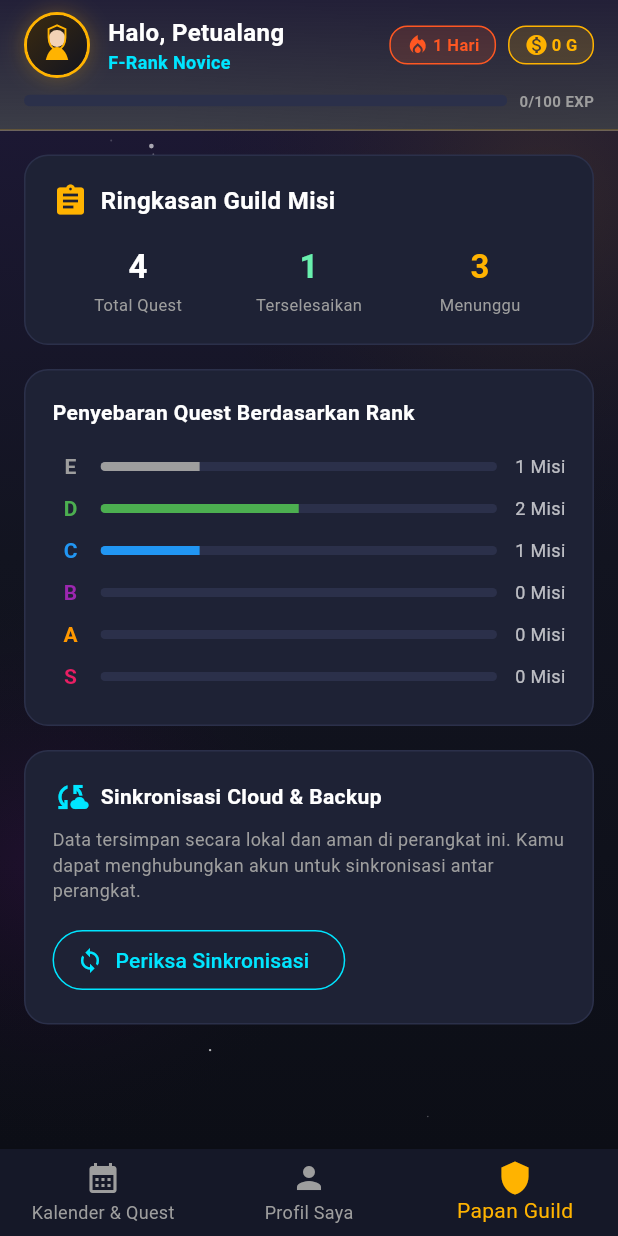
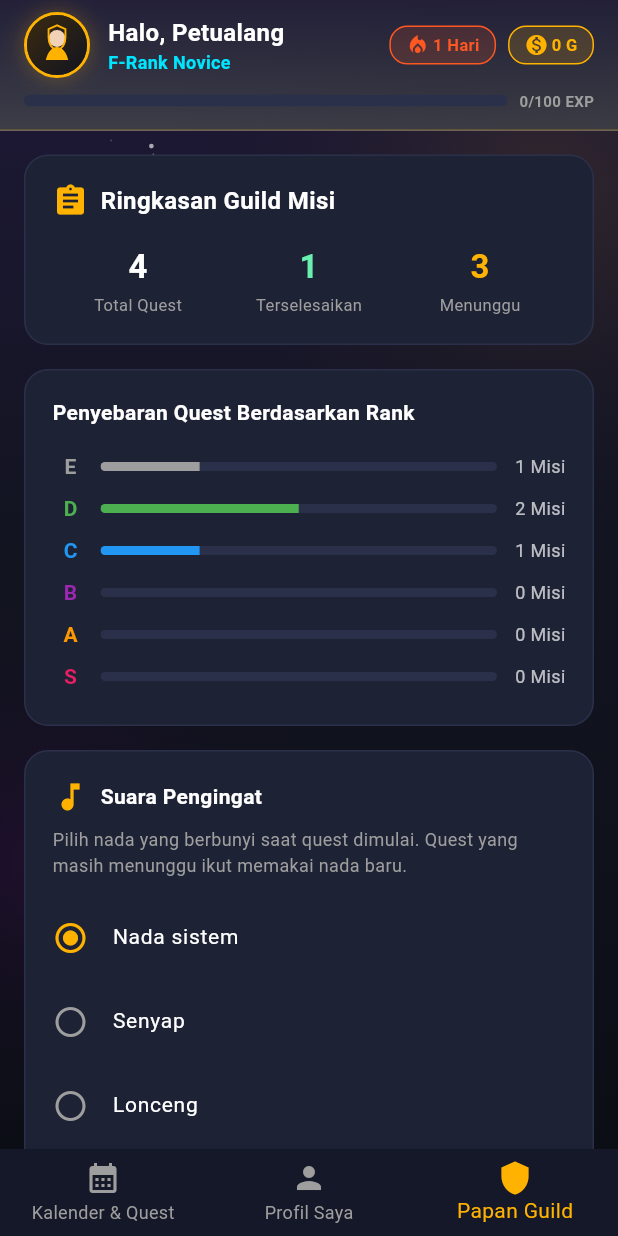
Before and after one commit to kimal404/kalender-projek-md3e, a Flutter app: the screen it shows after launch, item 3 of the bottom bar chosen, on a phone screen of 412 x 824 dp. Run offline on Flutter 3.47's test engine with Material 3 defaults, Android fonts, the phone set to English and light mode, and no system bars; our stand-ins replace flutter_local_notifications, flutter_svg, flutter_timezone, image_picker, shared_preferences, timezone.

Commit message:
Tambahkan pilihan suara pengingat quest yang bisa diatur pengguna.

```diff
--- a/lib/data/services/notification_service.dart
+++ b/lib/data/services/notification_service.dart
@@ -2,6 +2,7 @@ import 'package:flutter/foundation.dart';
 import 'package:flutter/services.dart';
 import 'package:flutter_local_notifications/flutter_local_notifications.dart';
 import 'package:flutter_timezone/flutter_timezone.dart';
+import 'package:quest_kalender/domain/models/notification_sound.dart';
 import 'package:quest_kalender/domain/models/quest_model.dart';
 import 'package:timezone/data/latest_all.dart' as tz;
 import 'package:timezone/timezone.dart' as tz;
@@ -12,10 +13,11 @@ class NotificationService {
 
   static final NotificationService instance = NotificationService._();
 
-  static const String channelId = 'quest_reminders';
   static const String channelName = 'Pengingat Quest';
   static const String channelDescription =
       'Notifikasi saat waktu mulai quest tiba';
+
+  String _soundId = 'default';
 
   final FlutterLocalNotificationsPlugin _plugin =
       FlutterLocalNotificationsPlugin();
@@ -46,6 +48,57 @@ class NotificationService {
     await _plugin.initialize(settings: settings);
     await _requestPermissions();
     _initialized = true;
+  }
+
+  void setSound(String soundId) {
+    _soundId = NotificationSounds.byId(soundId).id;
+  }
+
+  Future<void> previewCurrentSound() async {
+    if (!_initialized) return;
+    final sound = NotificationSounds.byId(_soundId);
+    if (sound.id == 'silent') return;
+
+    final details = _detailsFor(sound);
+    try {
+      await _plugin.show(
+        id: 91001,
+        title: 'Contoh suara quest',
+        body: sound.label,
+        notificationDetails: details,
+      );
+    } catch (error) {
+      debugPrint('Gagal memutar contoh suara: $error');
+    }
+  }
+
+  NotificationDetails _detailsFor(NotificationSoundOption sound) {
+    final AndroidNotificationSound? androidSound = sound.id == 'silent'
+        ? null
+        : sound.rawResource == null
+        ? null
+        : RawResourceAndroidNotificationSound(sound.rawResource!);
+
+    return NotificationDetails(
+      android: AndroidNotificationDetails(
+        NotificationSounds.channelIdFor(sound.id),
+        '$channelName · ${sound.label}',
+        channelDescription: channelDescription,
+        importance: Importance.high,
+        priority: Priority.high,
+        icon: '@mipmap/ic_launcher',
+        playSound: sound.id != 'silent',
+        sound: androidSound,
+      ),
+      iOS: DarwinNotificationDetails(
+        presentSound: sound.id != 'silent',
+        sound: sound.rawResource == null ? null : '${sound.rawResource}.wav',
+      ),
+      macOS: DarwinNotificationDetails(
+        presentSound: sound.id != 'silent',
+        sound: sound.rawResource == null ? null : '${sound.rawResource}.wav',
+      ),
+    );
   }
 
   Future<void> _requestPermissions() async {
@@ -96,18 +149,7 @@ class NotificationService {
         title: 'Quest dimulai: ${quest.title}',
         body: body,
         scheduledDate: when,
-        notificationDetails: const NotificationDetails(
-          android: AndroidNotificationDetails(
-            channelId,
-            channelName,
-            channelDescription: channelDescription,
-            importance: Importance.high,
-            priority: Priority.high,
-            icon: '@mipmap/ic_launcher',
-          ),
-          iOS: DarwinNotificationDetails(),
-          macOS: DarwinNotificationDetails(),
-        ),
+        notificationDetails: _detailsFor(NotificationSounds.byId(_soundId)),
         androidScheduleMode: AndroidScheduleMode.exactAllowWhileIdle,
         payload: quest.id,
       );
@@ -118,16 +160,7 @@ class NotificationService {
           title: 'Quest dimulai: ${quest.title}',
           body: body,
           scheduledDate: when,
-          notificationDetails: const NotificationDetails(
-            android: AndroidNotificationDetails(
-              channelId,
-              channelName,
-              channelDescription: channelDescription,
-              importance: Importance.high,
-              priority: Priority.high,
-              icon: '@mipmap/ic_launcher',
-            ),
-          ),
+          notificationDetails: _detailsFor(NotificationSounds.byId(_soundId)),
           androidScheduleMode: AndroidScheduleMode.inexactAllowWhileIdle,
           payload: quest.id,
         );
--- /dev/null
+++ b/lib/domain/models/notification_sound.dart
@@ -0,0 +1,46 @@
+/// Nada pengingat yang bisa dipilih pengguna.
+class NotificationSoundOption {
+  final String id;
+  final String label;
+
+  /// Nama file di `res/raw`, tanpa ekstensi. Kosong untuk nada sistem.
+  final String? rawResource;
+
+  const NotificationSoundOption({
+    required this.id,
+    required this.label,
+    this.rawResource,
+  });
+}
+
+class NotificationSounds {
+  static const List<NotificationSoundOption> options = [
+    NotificationSoundOption(id: 'default', label: 'Nada sistem'),
+    NotificationSoundOption(id: 'silent', label: 'Senyap'),
+    NotificationSoundOption(id: 'bell', label: 'Lonceng', rawResource: 'bell'),
+    NotificationSoundOption(
+      id: 'chime',
+      label: 'Lonceng angin',
+      rawResource: 'chime',
+    ),
+    NotificationSoundOption(
+      id: 'horn',
+      label: 'Terompet guild',
+      rawResource: 'horn',
+    ),
+    NotificationSoundOption(id: 'pulse', label: 'Denyut', rawResource: 'pulse'),
+  ];
+
+  static NotificationSoundOption byId(String? id) {
+    return options.firstWhere(
+      (sound) => sound.id == id,
+      orElse: () => options.first,
+    );
+  }
+
+  /// Channel Android mengunci suara saat pertama dibuat, jadi tiap nada punya channel sendiri.
+  static String channelIdFor(String soundId) {
+    final sound = byId(soundId);
+    return 'quest_reminders_${sound.id}';
+  }
+}
--- a/lib/domain/models/user_profile_model.dart
+++ b/lib/domain/models/user_profile_model.dart
@@ -18,6 +18,9 @@ class UserProfile {
   /// Path file foto yang dipilih pengguna di perangkat.
   final String? customAvatarPath;
 
+  /// ID suara pengingat. `default` memakai nada sistem.
+  final String notificationSoundId;
+
   const UserProfile({
     this.name = 'Petualang',
     this.title = 'F-Rank Novice',
@@ -33,6 +36,7 @@ class UserProfile {
     this.completedQuestsCount = 0,
     this.avatarId = 'guardian',
     this.customAvatarPath,
+    this.notificationSoundId = 'default',
   });
 
   int get maxExp => calculateMaxExp(level);
@@ -68,6 +72,7 @@ class UserProfile {
     String? avatarId,
     String? customAvatarPath,
     bool clearCustomAvatar = false,
+    String? notificationSoundId,
   }) {
     return UserProfile(
       name: name ?? this.name,
@@ -86,6 +91,7 @@ class UserProfile {
       customAvatarPath: clearCustomAvatar
           ? null
           : (customAvatarPath ?? this.customAvatarPath),
+      notificationSoundId: notificationSoundId ?? this.notificationSoundId,
     );
   }
 
@@ -105,6 +111,7 @@ class UserProfile {
       'completedQuestsCount': completedQuestsCount,
       'avatarId': avatarId,
       'customAvatarPath': customAvatarPath,
+      'notificationSoundId': notificationSoundId,
     };
   }
 
@@ -126,6 +133,7 @@ class UserProfile {
       completedQuestsCount: (map['completedQuestsCount'] as int?) ?? 0,
       avatarId: (map['avatarId'] as String?) ?? 'guardian',
       customAvatarPath: map['customAvatarPath'] as String?,
+      notificationSoundId: (map['notificationSoundId'] as String?) ?? 'default',
     );
   }
 }
--- a/lib/main.dart
+++ b/lib/main.dart
@@ -24,8 +24,10 @@ void main() async {
     characterViewModel: characterViewModel,
   );
 
-  // Muat data sebelum dashboard dibuka supaya tidak muncul layar kosong.
-  await Future.wait([characterViewModel.init(), questViewModel.init()]);
+  // Muat profil dulu supaya suara notifikasi sudah terpasang
+  // sebelum quest dijadwalkan ulang.
+  await characterViewModel.init();
+  await questViewModel.init();
 
   runApp(
     MultiProvider(
--- a/lib/ui/features/home/home_screen.dart
+++ b/lib/ui/features/home/home_screen.dart
@@ -1,6 +1,8 @@
 import 'package:flutter/material.dart';
 import 'package:intl/intl.dart';
 import 'package:provider/provider.dart';
+import 'package:quest_kalender/data/services/notification_service.dart';
+import 'package:quest_kalender/domain/models/notification_sound.dart';
 import 'package:quest_kalender/domain/models/quest_model.dart';
 import 'package:quest_kalender/domain/models/user_profile_model.dart';
 import 'package:quest_kalender/ui/core/themes/app_theme.dart';
@@ -1071,6 +1073,9 @@ class _HomeScreenState extends State<HomeScreen> {
         ),
         const SizedBox(height: 16),
 
+        _buildSoundCard(charVM),
+        const SizedBox(height: 16),
+
         // Sinkronisasi Cloud (Firebase / Supabase)
         Container(
           padding: const EdgeInsets.all(18),
@@ -1123,6 +1128,68 @@ class _HomeScreenState extends State<HomeScreen> {
           ),
         ),
       ],
+    );
+  }
+
+  Widget _buildSoundCard(CharacterViewModel charVM) {
+    final selected = NotificationSounds.byId(
+      charVM.profile.notificationSoundId,
+    );
+
+    return Container(
+      padding: const EdgeInsets.all(18),
+      decoration: BoxDecoration(
+        color: AppTheme.cardBackground,
+        borderRadius: BorderRadius.circular(16),
+        border: Border.all(color: AppTheme.surfaceLighter),
+      ),
+      child: Column(
+        crossAxisAlignment: CrossAxisAlignment.start,
+        children: [
+          const Row(
+            children: [
+              Icon(Icons.music_note, color: AppTheme.primaryGold),
+              SizedBox(width: 8),
+              Text(
+                'Suara Pengingat',
+                style: TextStyle(
+                  fontSize: 14,
+                  fontWeight: FontWeight.bold,
+                  color: Colors.white,
+                ),
+              ),
+            ],
+          ),
+          const SizedBox(height: 8),
+          const Text(
+            'Pilih nada yang berbunyi saat quest dimulai. Quest yang masih menunggu ikut memakai nada baru.',
+            style: TextStyle(fontSize: 12, color: AppTheme.textMuted),
+          ),
+          const SizedBox(height: 12),
+          ...NotificationSounds.options.map((sound) {
+            final isSelected = sound.id == selected.id;
+            return ListTile(
+              contentPadding: EdgeInsets.zero,
+              leading: Icon(
+                isSelected
+                    ? Icons.radio_button_checked
+                    : Icons.radio_button_off,
+                color: isSelected ? AppTheme.primaryGold : AppTheme.textMuted,
+              ),
+              title: Text(
+                sound.label,
+                style: const TextStyle(color: Colors.white, fontSize: 14),
+              ),
+              onTap: () async {
+                await charVM.updateNotificationSound(sound.id);
+                if (!context.mounted) return;
+                await context.read<QuestViewModel>().rescheduleNotifications();
+                await NotificationService.instance.previewCurrentSound();
+              },
+            );
+          }),
+        ],
+      ),
     );
   }
 
--- a/lib/ui/features/quests/view_models/quest_view_model.dart
+++ b/lib/ui/features/quests/view_models/quest_view_model.dart
@@ -129,6 +129,10 @@ class QuestViewModel extends ChangeNotifier {
     notifyListeners();
   }
 
+  Future<void> rescheduleNotifications() async {
+    await _notifications.syncAll(_repository.getAllQuests());
+  }
+
   Future<void> deleteQuest(String id) async {
     await _repository.deleteQuest(id);
     await _notifications.cancelQuest(id);
```
Also changed, not shown: lib/ui/features/character/view_models/character_view_model.dart (+9 -0 lines), 5 other files.
